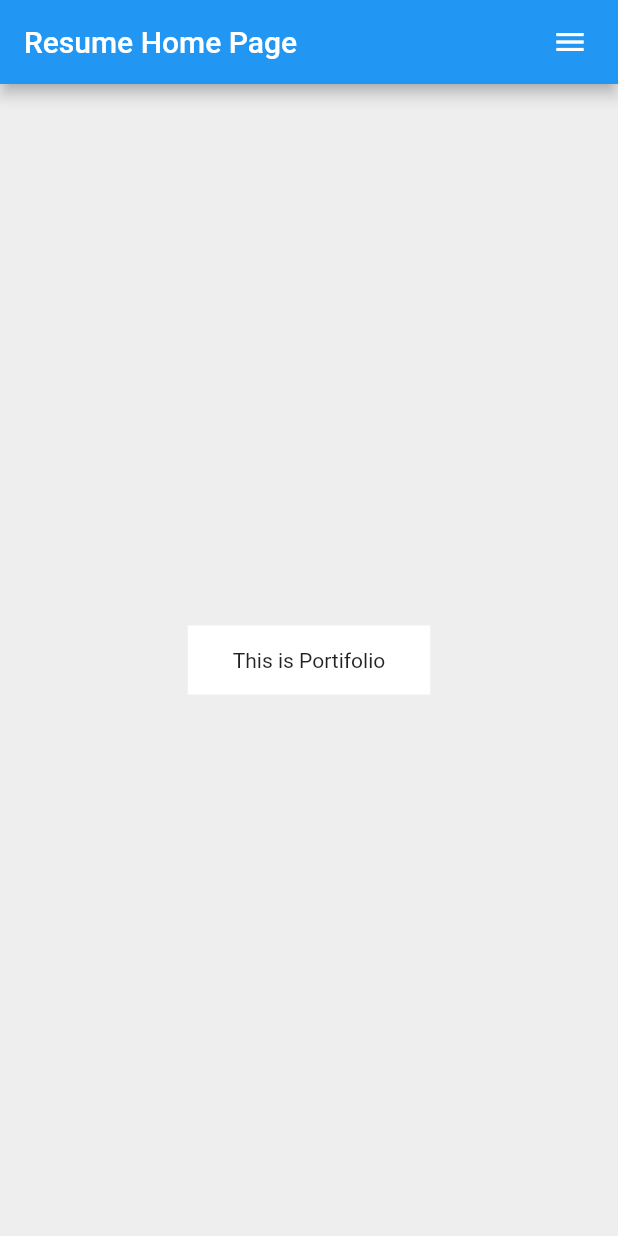
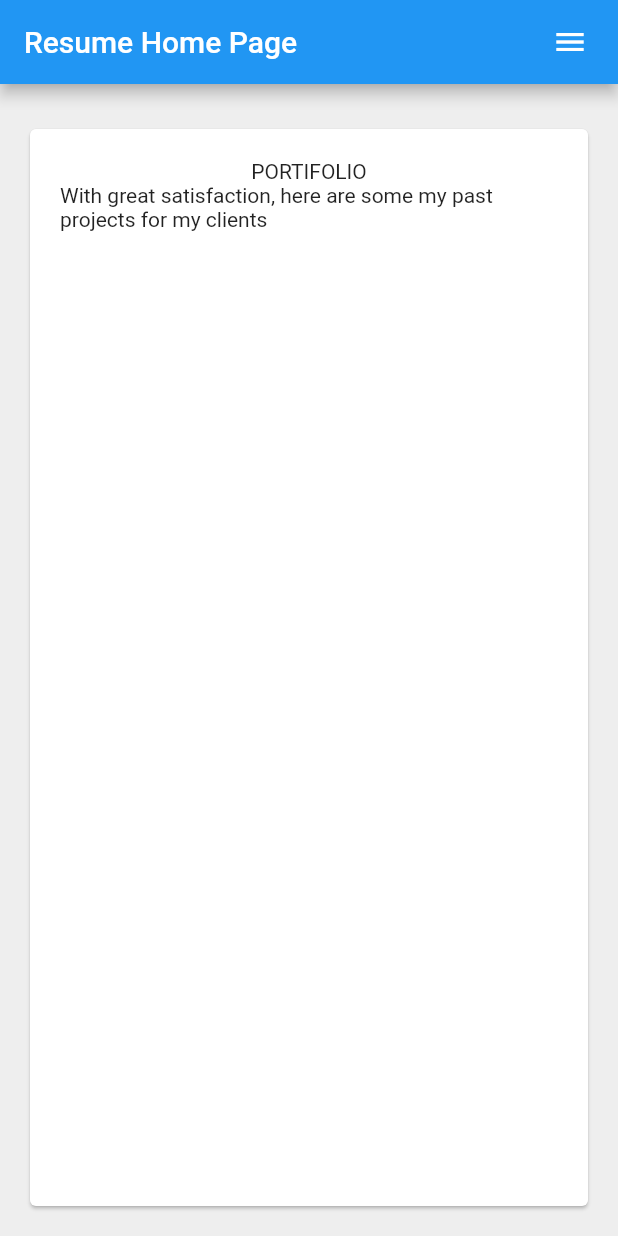
Before and after one commit to gwyne254/resume_app, a Flutter app: the screen it shows after launch, on a phone screen of 412 x 824 dp. Run offline on Flutter 3.47's test engine with Material 2 defaults, Android fonts, the phone set to English and light mode, and no system bars.

Commit message:
Development Changes Commit

```diff
--- a/lib/main.dart
+++ b/lib/main.dart
@@ -52,10 +52,10 @@ class _MyHomePageState extends State<MyHomePage> {
           title: Text(widget.title),
           actions: <Widget>[
             Padding(
-                padding: EdgeInsets.only(right: 20.0),
+                padding: const EdgeInsets.only(right: 20.0),
                 child: GestureDetector(
                   onTap: () {},
-                  child: Icon(Icons.menu),
+                  child: const Icon(Icons.menu),
                 )),
           ]),
       body: Center(
@@ -66,7 +66,7 @@ class _MyHomePageState extends State<MyHomePage> {
           // arranges them vertically. By default, it sizes itself to fit its
           // children horizontally, and tries to be as tall as its parent.
 
-          mainAxisAlignment: MainAxisAlignment.center,
+          mainAxisAlignment: MainAxisAlignment.start,
           children: <Widget>[_portifolio()],
         ),
       ),
@@ -74,8 +74,42 @@ class _MyHomePageState extends State<MyHomePage> {
   }
 }
 
-_portifolio() => Container(
+_portifolio() => Expanded(
+      child: Card(
+        margin: const EdgeInsets.fromLTRB(20, 30, 20, 20),
+        child: Padding(
+          padding: const EdgeInsets.all(20.0),
+          child: Column(
+            children: const [
+              Text('PORTIFOLIO'),
+              Text(
+                  'With great satisfaction, here are some my past projects for my clients'),
+            ],
+          ),
+        ),
+      ),
+    );
+
+_serviceList() => Container(
       color: Colors.white,
-      padding: EdgeInsets.symmetric(vertical: 15, horizontal: 30),
-      child: Text('This is Portifolio'),
+      padding: const EdgeInsets.symmetric(vertical: 15, horizontal: 30),
+      child: const Text('This is Services List'),
     );
+
+_serviceDetail() => Container(
+      color: Colors.white,
+      padding: const EdgeInsets.symmetric(vertical: 15, horizontal: 30),
+      child: const Text('This is Services Detail'),
+    );
+
+_contactForm() => Container(
+      color: Colors.white,
+      padding: const EdgeInsets.symmetric(vertical: 15, horizontal: 30),
+      child: const Text('This is contact form'),
+    );
+
+_form() => Container(
+      color: Colors.white,
+      padding: const EdgeInsets.symmetric(vertical: 15, horizontal: 30),
+      child: const Text('This is form'),
+    );
```
